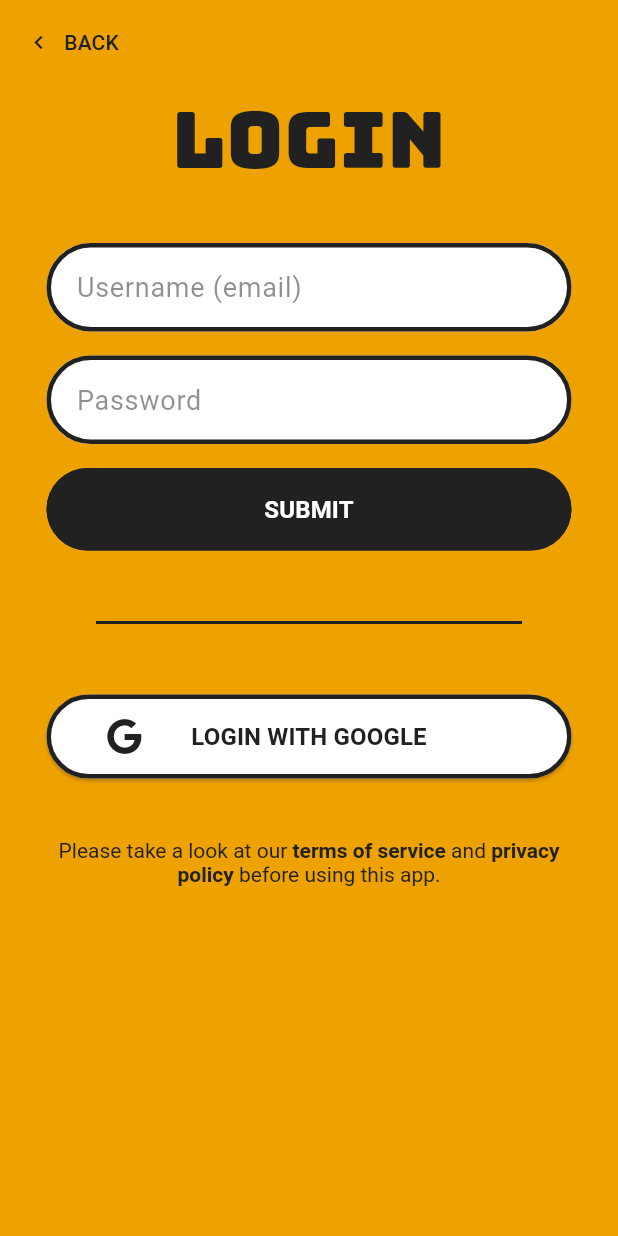
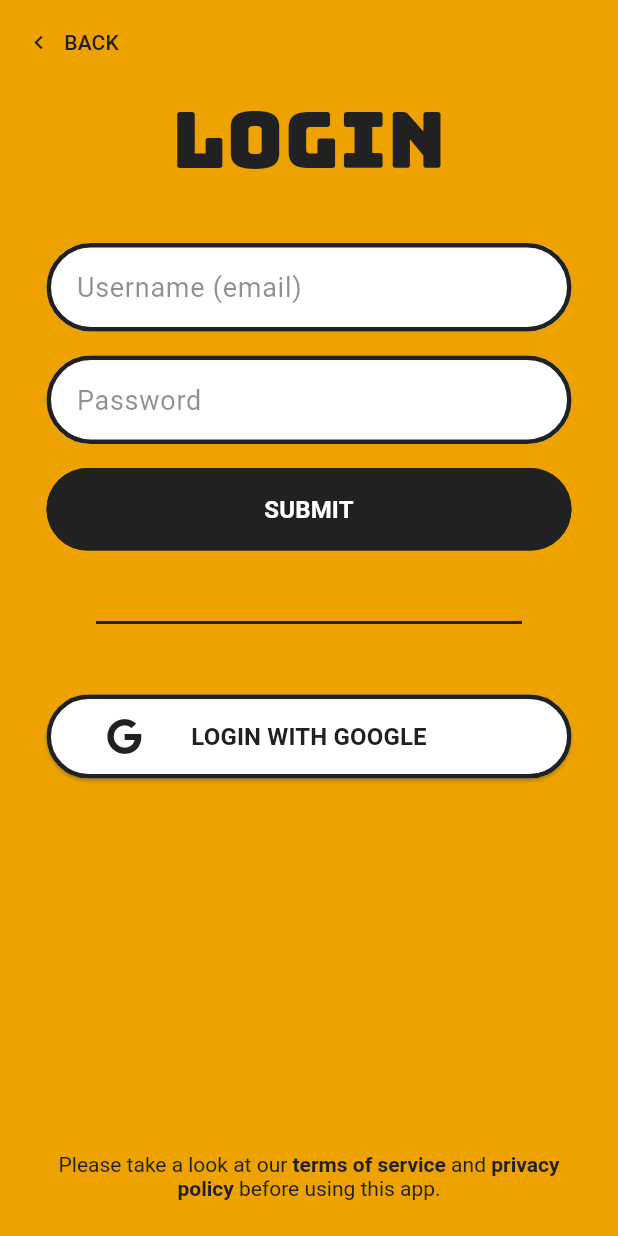
Before and after one commit to Toglefritz/Brine, a Flutter app: the screen it shows after launch, after a tap on "LOGIN", on a phone screen of 412 x 824 dp. Run offline on Flutter 3.47's test engine with Material 3 defaults, Android fonts, the light colour scheme and no system bars; our stand-ins replace cloud_firestore, cloud_functions, firebase_auth, firebase_core, flutter_spinkit, font_awesome_flutter and 2 more; missing offline and left inert: firebase_app_check, flutter_splendid_ble; accounts and stored records are empty; generated files the repository leaves out were written again.

Commit message:
Updated authentication processes :lock_with_ink_pen:

```diff
--- a/brine_app/lib/brine_app.dart
+++ b/brine_app/lib/brine_app.dart
@@ -26,8 +26,8 @@ class BrineApp extends StatelessWidget {
       home: Scaffold(
         body: StreamBuilder<User?>(
           stream: FirebaseAuth.instance.authStateChanges(),
-          builder: (BuildContext context, AsyncSnapshot<User?> snapshot) {
-            if (snapshot.hasData) {
+          builder: (BuildContext context, AsyncSnapshot<User?> authStateSnapshot) {
+            if (authStateSnapshot.hasData) {
               return const SetupRoute();
             }
             return const OnboardingRoute();
--- a/brine_app/lib/main.dart
+++ b/brine_app/lib/main.dart
@@ -30,9 +30,15 @@ Future<void> main() async {
   // In debug mode, use the Firebase local emulator
   if (kDebugMode) {
     try {
-      FirebaseFirestore.instance.useFirestoreEmulator('localhost', 8080);
-      await FirebaseAuth.instance.useAuthEmulator('localhost', 9099);
-      FirebaseFunctions.instance.useFunctionsEmulator('localhost', 5001);
+      // The IP address of the machine running the Firebase emulator suite. Use "localhost" if running the emulator
+      // suite on the same machine as the app. Otherwise, use the IP address of the machine running the emulator suite.
+      // The emulator suite can be started with the command `firebase emulators:start`.
+      // The IP address of the machine running the emulator suite will be displayed in the terminal.
+      const String devMachineIP = '192.168.86.28';
+
+      FirebaseFirestore.instance.useFirestoreEmulator(devMachineIP, 8080);
+      await FirebaseAuth.instance.useAuthEmulator(devMachineIP, 9099);
+      FirebaseFunctions.instance.useFunctionsEmulator(devMachineIP, 5001);
 
       debugPrint('Using Firebase emulator suite');
     } catch (e) {
--- a/brine_app/lib/screens/authentication/components/authentication_page.dart
+++ b/brine_app/lib/screens/authentication/components/authentication_page.dart
@@ -23,7 +23,9 @@ class AuthenticationPage extends StatelessWidget {
 
   @override
   Widget build(BuildContext context) {
-    return Scaffold(
+    return GestureDetector(
+      onTap: FocusScope.of(context).unfocus,
+      child: Scaffold(
         body: SafeArea(
           child: CustomScrollView(
             slivers: [
@@ -47,9 +49,11 @@ class AuthenticationPage extends StatelessWidget {
                 ),
               ),
               SliverList.list(
-              children: [
-                ...content,
-                const Column(
+                children: content,
+              ),
+              const SliverFillRemaining(
+                hasScrollBody: false,
+                child: Column(
                   mainAxisAlignment: MainAxisAlignment.end,
                   children: [
                     Padding(
@@ -60,9 +64,9 @@ class AuthenticationPage extends StatelessWidget {
                     ),
                   ],
                 ),
+              ),
             ],
           ),
-          ],
         ),
       ),
     );
--- a/brine_app/lib/screens/authentication/components/onboarding_field.dart
+++ b/brine_app/lib/screens/authentication/components/onboarding_field.dart
@@ -27,6 +27,7 @@ class OnboardingField extends StatelessWidget {
     required this.validator,
     required this.errorState,
     super.key,
+    this.keyboardType,
     this.obscureText,
     this.additionalError,
   });
@@ -39,6 +40,9 @@ class OnboardingField extends StatelessWidget {
 
   /// A [TextEditingController] for the text input field.
   final TextEditingController controller;
+
+  /// The type of keyboard to use for the text input field.
+  final TextInputType? keyboardType;
 
   /// A function used to validate the [OnboardingField]'s entry when the surrounding [Form] is validated. Returns a
   /// string value if a validation error occurs, or null if validation is successful.
@@ -65,6 +69,7 @@ class OnboardingField extends StatelessWidget {
       width: 350,
       child: TextFormField(
         controller: controller,
+        keyboardType: keyboardType ?? TextInputType.text,
         obscureText: obscureText ?? false,
         inputFormatters: [FilteringTextInputFormatter(RegEx.authenticationFieldsCharset, allow: true)],
         decoration: InputDecoration(
--- a/brine_app/lib/screens/authentication/create_account/create_account_view.dart
+++ b/brine_app/lib/screens/authentication/create_account/create_account_view.dart
@@ -58,6 +58,7 @@ class CreateAccountView extends StatelessWidget {
                 child: OnboardingField(
                   hint: AppLocalizations.of(context)!.username,
                   controller: state.usernameFieldController,
+                  keyboardType: TextInputType.emailAddress,
                   validator: state.validateUsernameField,
                   errorState: state.usernameFieldError,
                   additionalError: state.createAccountUsernameExceptionError,
@@ -130,7 +131,7 @@ class CreateAccountView extends StatelessWidget {
           ),
         ),
         Column(
-          mainAxisAlignment: MainAxisAlignment.center,
+          mainAxisAlignment: MainAxisAlignment.end,
           children: [
             Padding(
               padding: const EdgeInsets.only(
--- a/brine_app/lib/services/authentication/authentication_service.dart
+++ b/brine_app/lib/services/authentication/authentication_service.dart
@@ -13,7 +13,7 @@ class AuthenticationService {
   ///
   /// As part of creating a password-based account with Firebase Auth, a [FirebaseAuthException] can be thrown if
   /// issues with the provided username or password are discovered.
-  static Future<User?> createBasicAuthAccount({required String emailAddress, required String password}) async {
+  static Future<User?> _createBasicAuthAccount({required String emailAddress, required String password}) async {
     try {
       final UserCredential credential = await FirebaseAuth.instance.createUserWithEmailAndPassword(
         email: emailAddress,
@@ -46,7 +46,7 @@ class AuthenticationService {
             'For authenticating with basic auth, the email and password must be provided',
           );
 
-          user = await createBasicAuthAccount(emailAddress: emailAddress!, password: password!);
+          user = await _createBasicAuthAccount(emailAddress: emailAddress!, password: password!);
           break;
         case AuthMethod.google:
           user = await signInWithGoogle();
```
Also changed, not shown: brine_app/lib/screens/authentication/create_account/create_account_controller.dart (+22 -0 lines), brine_app/lib/screens/scan/scan_controller.dart (+67 -0 lines), brine_app/firebase.json, 2 other files. Lines whose indentation alone changed are shown as unchanged.
